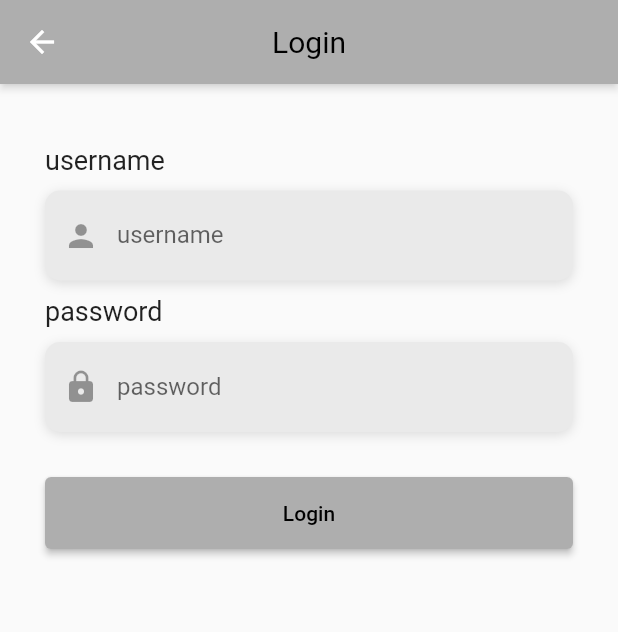
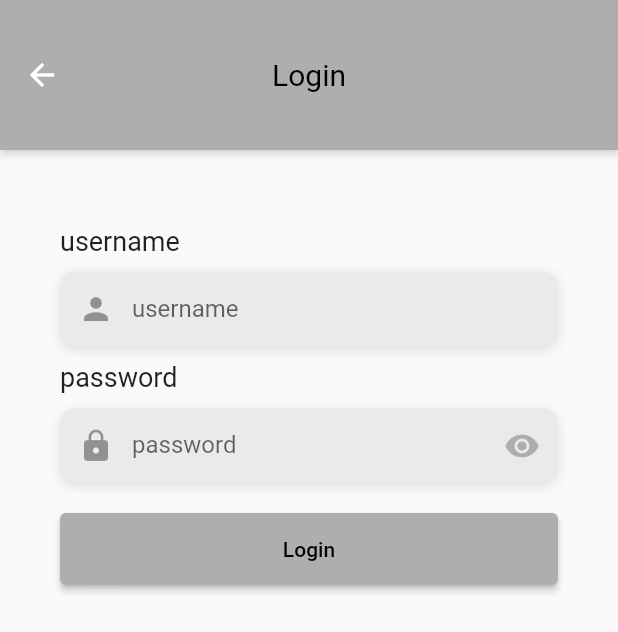
Before and after one commit to hsipl/order_system, a Flutter app: the Login screen opened by its route, on a phone screen of 412 x 824 dp. Shown: the top 632 px of the screen. Run offline on Flutter 3.47's test engine with Material 2 defaults, Android fonts, the light colour scheme and no system bars.

Commit message:
[App] user login (#20)
* basic mvc struct
* init
* login function
* add eye
* move login page to drawer

Co-authored-by: p0937507934 <p0937507934@gmail.com>

```diff
--- a/client/lib/pages/login_page.dart
+++ b/client/lib/pages/login_page.dart
@@ -19,26 +19,27 @@ class _LoginState extends State<Login> {
   LoginTextField usernameField = LoginTextField(
     icon: Icons.person,
     hint: 'username',
-    mask: false,
+    isPasswordField: false,
     title: 'username',
   );
   LoginTextField passwordField = LoginTextField(
-      icon: Icons.lock, hint: 'password', mask: true, title: 'password');
+      icon: Icons.lock, hint: 'password', isPasswordField: true, title: 'password');
 
   @override
   Widget build(BuildContext context) {
     return Scaffold(
+      resizeToAvoidBottomInset: false,
       appBar: AppBar(
         title: const Text('Login'),
       ),
       body: Container(
-        padding: const EdgeInsets.all(30),
+        padding: const EdgeInsets.all(40),
         child: Column(
           crossAxisAlignment: CrossAxisAlignment.stretch,
           children: [
             usernameField,
             passwordField,
-            const SizedBox(height: 30),
+            const SizedBox(height: 20),
             ElevatedButton(
               onPressed: () async {
                 loginChecker(context);
--- a/client/lib/widget/login_text_field.dart
+++ b/client/lib/widget/login_text_field.dart
@@ -5,15 +5,18 @@ class LoginTextField extends StatefulWidget {
   final IconData icon;
   final String hint;
   final String title;
-  final bool mask;
+  final bool isPasswordField;
   final textController = TextEditingController();
+
   LoginTextField(
-      {Key? key, required this.icon,
+      {Key? key,
+      required this.icon,
       required this.hint,
-      required this.mask,
-      required this.title}) : super(key: key);
+      required this.isPasswordField,
+      required this.title})
+      : super(key: key);
 
-  String getText(){
+  String getText() {
     return textController.text;
   }
 
@@ -22,6 +25,7 @@ class LoginTextField extends StatefulWidget {
 }
 
 class _LoginTextFieldState extends State<LoginTextField> {
+  bool _textVisible = true;
 
   @override
   void dispose() {
@@ -30,23 +34,24 @@ class _LoginTextFieldState extends State<LoginTextField> {
     super.dispose();
   }
 
-
-
   @override
   Widget build(BuildContext context) {
     return Column(
       crossAxisAlignment: CrossAxisAlignment.start,
       children: [
         const SizedBox(height: 10),
-        Text(widget.title,style:const TextStyle(fontSize: 18),),
+        Text(
+          widget.title,
+          style: const TextStyle(fontSize: 18),
+        ),
         const SizedBox(height: 10),
         Container(
           alignment: Alignment.centerLeft,
           decoration: kBoxDecorationStyle,
-          height: 60,
+          height: 50,
           child: TextField(
               controller: widget.textController,
-              obscureText: widget.mask,
+              obscureText: widget.isPasswordField?_textVisible:!_textVisible,
               keyboardType: TextInputType.text,
               decoration: InputDecoration(
                 border: InputBorder.none,
@@ -55,6 +60,22 @@ class _LoginTextFieldState extends State<LoginTextField> {
                   widget.icon,
                   color: Colors.black38,
                 ),
+                suffixIcon: widget.isPasswordField
+                    ? IconButton(
+                        splashRadius: 1,
+                        icon: Icon(
+                          _textVisible
+                              ? Icons.visibility
+                              : Icons.visibility_off,
+                          color: Theme.of(context).primaryColorDark,
+                        ),
+                        onPressed: () {
+                          setState(() {
+                            _textVisible = !_textVisible;
+                          });
+                        },
+                      )
+                    : null,
                 hintText: widget.hint,
               )),
         ),
--- a/client/pubspec.yaml
+++ b/client/pubspec.yaml
@@ -17,9 +17,7 @@ dependencies:
 dev_dependencies:
   flutter_test:
     sdk: flutter
-
   flutter_lints: ^1.0.0
-
 
 flutter:
   uses-material-design: true
```
Also changed, not shown: client/lib/main.dart (+14 -2 lines), client/lib/pages/block_goods_page.dart (added, +13 -0 lines), client/lib/pages/completed_order_page.dart (added, +13 -0 lines), client/lib/pages/delete_order_page.dart (added, +13 -0 lines), client/lib/pages/earning_page.dart (added, +14 -0 lines), client/lib/pages/go_to_admin_page.dart (added, +14 -0 lines), client/lib/pages/home.dart (+29 -1 lines), client/lib/widget/navigation_drawer.dart (added, +74 -0 lines).
